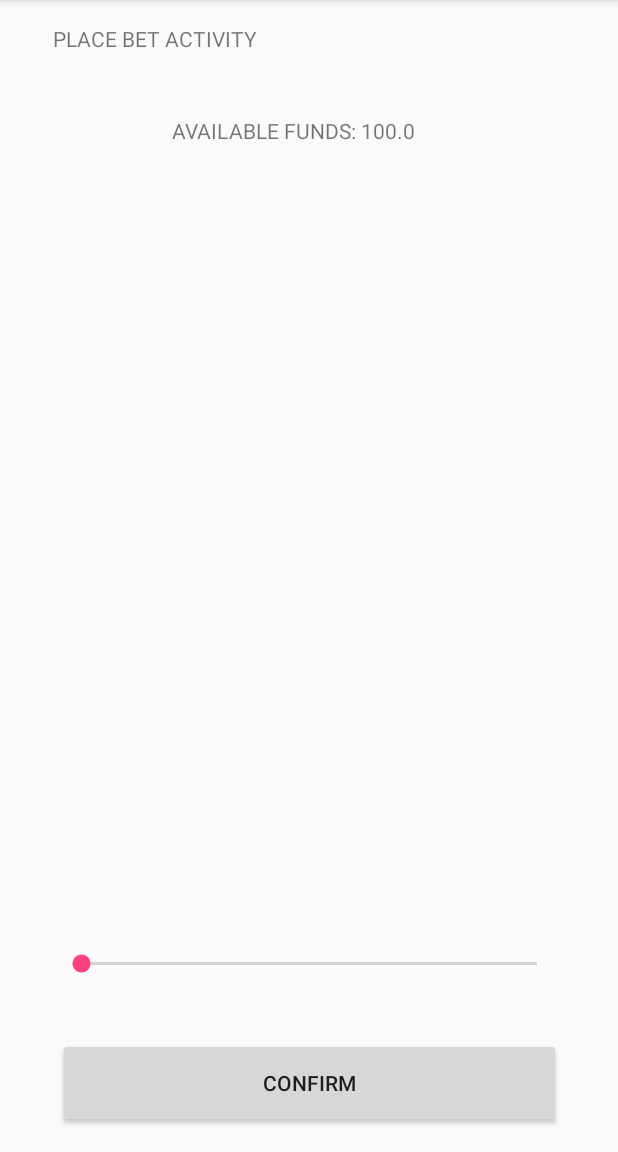
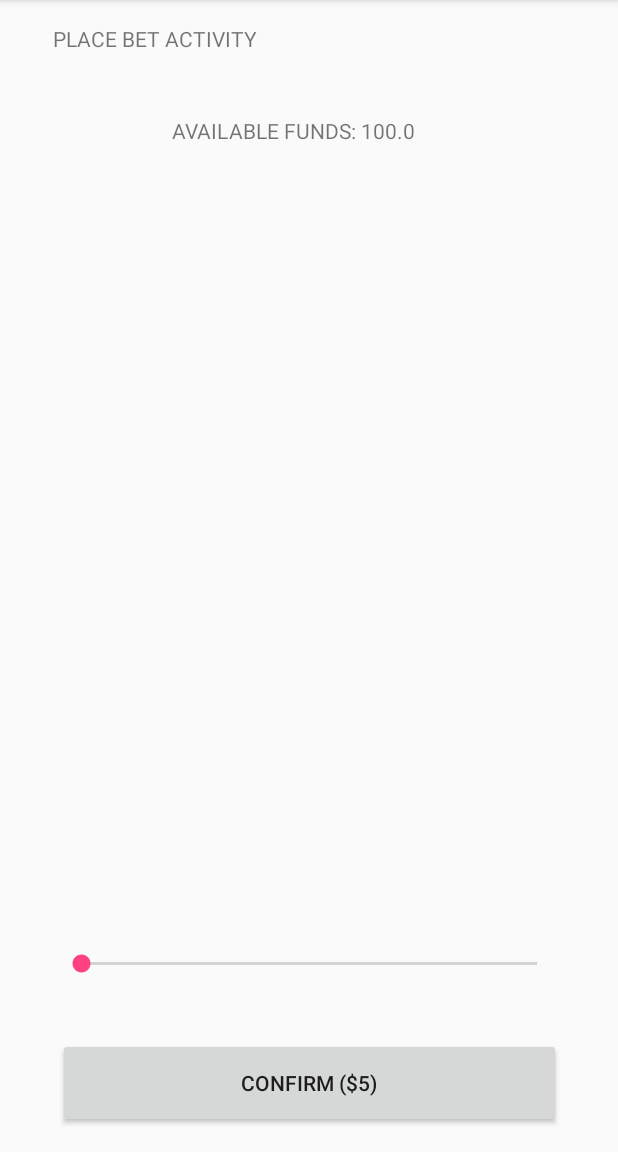
Before and after one commit to xyzst/Visually-Impaired-Blackjack, an Android app: the PlaceWagerActivity screen opened directly, with no data from a screen before it, on a phone screen of 412 x 824 dp, the part 84-1236 px from its top. Run offline under Robolectric (Android 15) with nearby library versions, the phone set to English and light mode, and no system bars.

Commit message:
Fixed issue where user might press "Confirm" without adjusting SeekBar, if user does press Confirm it will default to a minimum bet of  $5

```diff
--- a/app/src/main/java/tnc16_coh5_d_r273/blind_blackjack/PlaceWagerActivity.java
+++ b/app/src/main/java/tnc16_coh5_d_r273/blind_blackjack/PlaceWagerActivity.java
@@ -18,7 +18,7 @@ public class PlaceWagerActivity extends AppCompatActivity {
     private SeekBar seekBar;
     private Button buttonBetAmount;
     private TextView textViewDisplayFunds;
-    private Integer betAmount;
+    private Integer betAmount = 5;
     private double money;
 
 
@@ -49,6 +49,7 @@ public class PlaceWagerActivity extends AppCompatActivity {
         buttonBetAmount = (Button) findViewById(R.id.buttonConfirmBet);
         textViewDisplayFunds = (TextView) findViewById(R.id.textViewAvailableFunds);
         textViewDisplayFunds.setText("AVAILABLE FUNDS: ".concat(Double.toString(money)));
+        buttonBetAmount.setText("CONFIRM ($5)");
 
         seekBar.setOnSeekBarChangeListener(new SeekBar.OnSeekBarChangeListener() {
             String disp;
```
